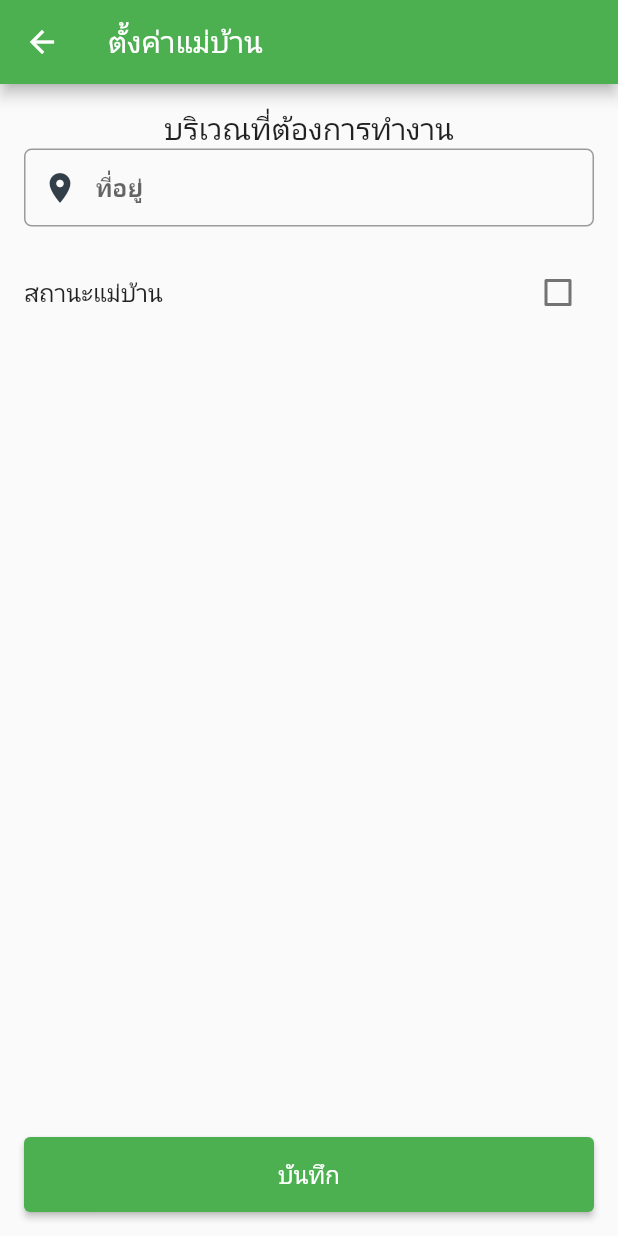
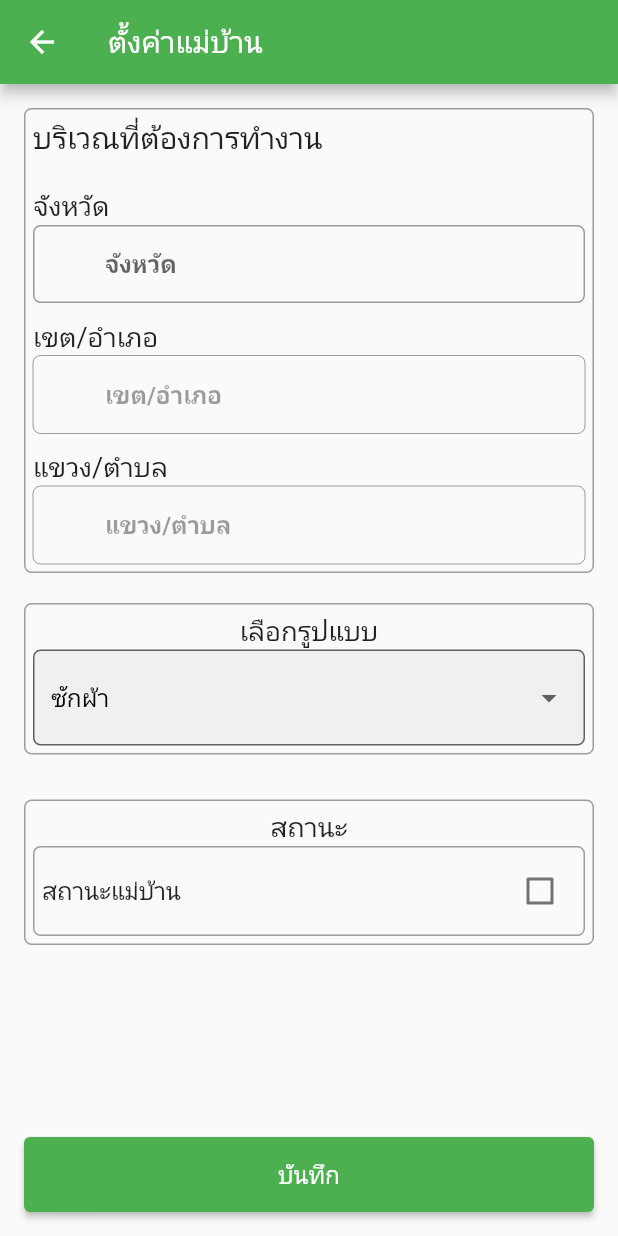
Before and after one commit to ReemWSW/maidservoceapp, a Flutter app: the MaidSetupPage screen opened directly, on a phone screen of 412 x 824 dp. Run offline on Flutter 3.47's test engine with Material 2 defaults, Android fonts, the phone set to English and light mode, and no system bars; our stand-ins replace another_flushbar, flutter_svg, image_picker, shared_preferences; accounts and stored records are empty; project files that could hold a hidden picture were left out.

Commit message:
[profile] split widget setting maid

```diff
--- a/lib/pages/profile/maid.dart
+++ b/lib/pages/profile/maid.dart
@@ -1,15 +1,14 @@
 import 'package:flutter/material.dart';
-import 'package:maid/pages/profile/widgets/row_text.dart';
 import 'package:maid/providers/user_provider.dart';
 import 'package:maid/utils/sharepreferences/auth.dart';
 import 'package:maid/widget/button_long.dart';
-import 'package:maid/widget/textfield_custom.dart';
+import 'package:maid/widget/method.dart';
 import 'package:provider/provider.dart';
 
-import 'address_maid.dart';
+import 'widgets/address_maid.dart';
 
 class MaidSetupPage extends StatefulWidget {
-  MaidSetupPage({Key? key}) : super(key: key);
+  const MaidSetupPage({Key? key}) : super(key: key);
 
   @override
   State<MaidSetupPage> createState() => _MaidSetupPageState();
@@ -26,6 +25,19 @@ class _MaidSetupPageState extends State<MaidSetupPage> {
   String? _address;
   bool valuefirst = false;
 
+  List? _resultProvince;
+  List? _resultAmphure;
+  List? _resultTombon;
+
+  String dropdownvalue = 'ซักผ้า';
+
+  var items = [
+    'ซักผ้า',
+    'ทำความสะอาดบ้าน',
+    'ทำความสะอาดเฟอร์นิเจอร์',
+    'ทำความสะอาดทั้งหมด',
+  ];
+
   void fetchUser() async {
     await UserPreferences().getUser().then((user) {
       setState(() {
@@ -40,6 +52,17 @@ class _MaidSetupPageState extends State<MaidSetupPage> {
     await Provider.of<UserProvider>(context, listen: false).setMaid(_id, maid);
   }
 
+  final TextEditingController _provinceController = TextEditingController();
+  final TextEditingController _amphureController = TextEditingController();
+  final TextEditingController _tombonController = TextEditingController();
+
+  String? provinceValidate(String? value) =>
+      value!.isEmpty ? 'กรุณาระบุจังหวัด' : null;
+  String? amphureValidate(String? value) =>
+      value!.isEmpty ? 'กรุณาระบุอำเภอ' : null;
+  String? tombonValidate(String? value) =>
+      value!.isEmpty ? 'กรุณาระบุตำบล' : null;
+
   @override
   void initState() {
     fetchUser();
@@ -49,6 +72,11 @@ class _MaidSetupPageState extends State<MaidSetupPage> {
 
   @override
   Widget build(BuildContext context) {
+    var boxDecoration = BoxDecoration(
+        border:
+            Border.all(width: 1, color: Colors.grey, style: BorderStyle.solid),
+        borderRadius: BorderRadius.circular(5));
+    const edgeInsets = EdgeInsets.all(5);
     return Scaffold(
       appBar: AppBar(
         title: const Text('ตั้งค่าแม่บ้าน'),
@@ -59,38 +87,43 @@ class _MaidSetupPageState extends State<MaidSetupPage> {
           mainAxisAlignment: MainAxisAlignment.spaceBetween,
           children: [
             Column(
+              crossAxisAlignment: CrossAxisAlignment.start,
               children: [
-                const Text(
-                  'บริเวณที่ต้องการทำงาน',
-                  style: TextStyle(fontSize: 20),
+                Container(
+                    padding: edgeInsets,
+                    decoration: boxDecoration,
+                    child: const AddressMaid()),
+                const SizedBox(height: 20),
+                Container(
+                  padding: edgeInsets,
+                  decoration: boxDecoration,
+                  child: Column(
+                    children: [
+                      label('เลือกรูปแบบ'),
+                      dropdownCategory(),
+                    ],
                   ),
-                TextFieldCustom(
-                    hintText: 'ที่อยู่',
-                    icon: Icons.location_on,
-                    controller: _addressController,
-                    validator: addressValidate,
-                    onSaved: (value) => _address = value,
-                    readOnly: true,
-                    onTap: () async {
-                      address = await Navigator.push(
-                        context,
-                        MaterialPageRoute(
-                          builder: (_) => const AddressMaidPage(),
                 ),
-                      );
-
-                      setState(() {
-                        setState(() {
-                          _addressController.text =
-                              "${address![0]} ${address![1]} ${address![2]}";
-                        });
-                      });
-                    }),
-                const SizedBox(height: 20),
-                Row(
+                const SizedBox(height: 30),
+                Container(
+                  padding: edgeInsets,
+                  decoration: boxDecoration,
+                  child: Column(
+                    children: [
+                      label('สถานะ'),
+                      Container(
+                        padding: const EdgeInsets.all(5),
+                        decoration: BoxDecoration(
+                            border: Border.all(
+                                width: 1,
+                                style: BorderStyle.solid,
+                                color: Colors.grey),
+                            borderRadius: BorderRadius.circular(5)),
+                        child: Row(
                           mainAxisAlignment: MainAxisAlignment.spaceBetween,
                           children: [
-                    const Text('สถานะแม่บ้าน', style: TextStyle(fontSize: 16)),
+                            const Text('สถานะแม่บ้าน',
+                                style: TextStyle(fontSize: 16)),
                             Checkbox(
                                 value: valuefirst,
                                 onChanged: (value) {
@@ -99,7 +132,11 @@ class _MaidSetupPageState extends State<MaidSetupPage> {
                                   });
                                 }),
                           ],
+                        ),
                       )
+                    ],
+                  ),
+                ),
               ],
             ),
             ButtonLong(
@@ -118,4 +155,31 @@ class _MaidSetupPageState extends State<MaidSetupPage> {
       ),
     );
   }
+
+  DropdownButtonFormField<String> dropdownCategory() {
+    return DropdownButtonFormField(
+      decoration: InputDecoration(
+        hintText: 'data![index]["head"]',
+        border: OutlineInputBorder(
+          borderSide: const BorderSide(color: Colors.grey, width: 1),
+          borderRadius: BorderRadius.circular(5),
+        ),
+        filled: true,
+      ),
+      validator: (value) => value == null ? "กรุณาเลือกรูปแบบที่ต้องการ" : null,
+      value: dropdownvalue,
+      onChanged: (String? newValue) {
+        dropdownvalue = newValue!;
+      },
+      items: items.map((str) {
+        return DropdownMenuItem<String>(
+          value: str,
+          child: Text(
+            str,
+            style: const TextStyle(color: Colors.black),
+          ),
+        );
+      }).toList(),
+    );
   }
+}
--- /dev/null
+++ b/lib/pages/profile/widgets/address_maid.dart
@@ -0,0 +1,107 @@
+import 'package:flutter/material.dart';
+import 'package:maid/pages/order/widgets/amphure.dart';
+import 'package:maid/pages/order/widgets/provinces.dart';
+import 'package:maid/pages/order/widgets/tombon.dart';
+import 'package:maid/widget/method.dart';
+import 'package:maid/widget/textfield_custom.dart';
+
+class AddressMaid extends StatefulWidget {
+  const AddressMaid({
+    Key? key,
+  }) : super(key: key);
+
+  @override
+  State<AddressMaid> createState() => _AddressMaidState();
+}
+
+class _AddressMaidState extends State<AddressMaid> {
+  final TextEditingController _provinceController = TextEditingController();
+
+  final TextEditingController _amphureController = TextEditingController();
+
+  final TextEditingController _tombonController = TextEditingController();
+
+  List? _resultProvince;
+  List? _resultAmphure;
+  List? _resultTombon;
+
+  String? provinceValidate(String? value) =>
+      value!.isEmpty ? 'กรุณาระบุจังหวัด' : null;
+
+  String? amphureValidate(String? value) =>
+      value!.isEmpty ? 'กรุณาระบุอำเภอ' : null;
+
+  String? tombonValidate(String? value) =>
+      value!.isEmpty ? 'กรุณาระบุตำบล' : null;
+
+  String? _province, _amphure, _tombon;
+
+  @override
+  Widget build(BuildContext context) {
+    return Column(
+      crossAxisAlignment: CrossAxisAlignment.start,
+      children: [
+        const Text(
+          'บริเวณที่ต้องการทำงาน',
+          style: TextStyle(fontSize: 20),
+        ),
+        const SizedBox(height: 20),
+        label('จังหวัด'),
+        TextFieldCustom(
+          controller: _provinceController,
+          hintText: "จังหวัด",
+          readOnly: true,
+          validator: provinceValidate,
+          onTap: () async {
+            _resultProvince = await Navigator.push(context,
+                MaterialPageRoute(builder: (_) => const ProvincesListScreen()));
+            _province = _resultProvince![0];
+            setState(() {
+              _provinceController.text = _province!;
+            });
+          },
+        ),
+        const SizedBox(height: 10),
+        label('เขต/อำเภอ'),
+        TextFieldCustom(
+          hintText: "เขต/อำเภอ",
+          readOnly: true,
+          controller: _amphureController,
+          validator: amphureValidate,
+          enabled: _resultProvince == null ? false : true,
+          onTap: () async {
+            _resultAmphure = await Navigator.push(
+                context,
+                MaterialPageRoute(
+                    builder: (_) =>
+                        AmphureListScreen(idpass: _resultProvince![1])));
+            _amphure = _resultAmphure![0];
+            setState(() {
+              _amphureController.text = _amphure!;
+            });
+          },
+        ),
+        const SizedBox(height: 10),
+        label('แขวง/ตำบล'),
+        TextFieldCustom(
+          hintText: "แขวง/ตำบล",
+          enabled: _resultAmphure == null ? false : true,
+          readOnly: true,
+          controller: _tombonController,
+          validator: tombonValidate,
+          onTap: () async {
+            _resultTombon = await Navigator.push(
+                context,
+                MaterialPageRoute(
+                    builder: (_) =>
+                        TombonsListScreen(idpass: _resultAmphure![1])));
+            _tombon = _resultTombon![0];
+            setState(() {
+              _tombonController.text = _tombon!;
+            });
+          },
+        ),
+      ],
+    );
+  }
+}
--- a/lib/utils/app_url.dart
+++ b/lib/utils/app_url.dart
@@ -1,8 +1,8 @@
 class AppUrl {
-  static const String liveBaseURL = "https://maid-2422.herokuapp.com";
-  // static const String localBaseURL = "http://10.0.2.2:3000";
+  // static const String liveBaseURL = "https://maid-2422.herokuapp.com";
+  static const String localBaseURL = "http://10.0.2.2:3000";
 
-  static const String baseURL = liveBaseURL;
+  static const String baseURL = localBaseURL;
   static const String login = baseURL + "/login";
   static const String register = baseURL + "/register";
 
```
Also changed, not shown: lib/pages/profile/address_maid.dart (deleted, +0 -152 lines). Lines whose indentation alone changed are shown as unchanged.
